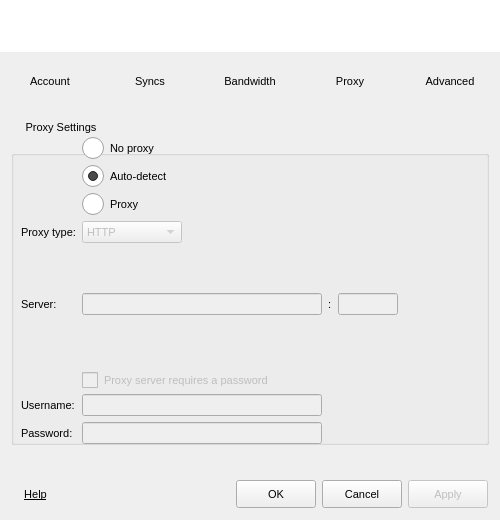
The window that Source/MEGASync/gui/linux/SettingsDialog.ui (meganz/MEGAsync) describes before a commit, drawn with Qt 5.
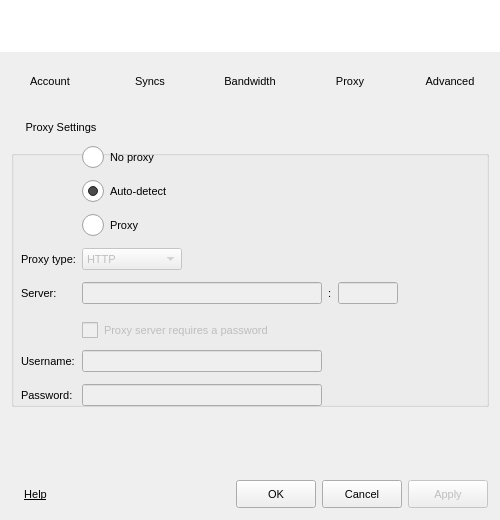
The same window after the commit. The open tabs and pages were chosen to show the change. Icons and pictures are not drawn.

Commit message:
Fix compilation on Linux
Minor GUI fixes

```diff
--- a/Source/MEGASync/gui/linux/SettingsDialog.ui
+++ b/Source/MEGASync/gui/linux/SettingsDialog.ui
@@ -16,7 +16,7 @@
   <property name="minimumSize">
    <size>
     <width>500</width>
-    <height>20</height>
+    <height>520</height>
    </size>
   </property>
   <property name="maximumSize">
@@ -1598,7 +1598,7 @@
          <property name="title">
           <string>Proxy Settings</string>
          </property>
-         <layout class="QGridLayout" name="gridLayout_2" rowstretch="1,0,0,0,0,0,0,0,0,0,0,0,0">
+         <layout class="QGridLayout" name="gridLayout_2" rowstretch="0,0,0,0,0,0,0,0,0,0,0,0,0">
           <property name="sizeConstraint">
            <enum>QLayout::SetDefaultConstraint</enum>
           </property>
@@ -1606,7 +1606,7 @@
            <number>9</number>
           </property>
           <property name="topMargin">
-           <number>0</number>
+           <number>9</number>
           </property>
           <property name="rightMargin">
            <number>9</number>
@@ -1614,9 +1614,12 @@
           <property name="bottomMargin">
            <number>0</number>
           </property>
-          <property name="spacing">
+          <property name="horizontalSpacing">
            <number>6</number>
           </property>
+          <property name="verticalSpacing">
+           <number>12</number>
+          </property>
           <item row="9" column="1">
            <widget class="QWidget" name="wProxyAddress" native="true">
             <property name="sizePolicy">
@@ -1678,6 +1681,9 @@
                <property name="text">
                 <string/>
                </property>
+               <property name="alignment">
+                <set>Qt::AlignCenter</set>
+               </property>
               </widget>
              </item>
              <item>
@@ -1851,6 +1857,19 @@
          </layout>
         </widget>
        </item>
+       <item>
+        <spacer name="verticalSpacer_4">
+         <property name="orientation">
+          <enum>Qt::Vertical</enum>
+         </property>
+         <property name="sizeHint" stdset="0">
+          <size>
+           <width>20</width>
+           <height>40</height>
+          </size>
+         </property>
+        </spacer>
+       </item>
       </layout>
      </widget>
     </widget>
```
Left out of the diff: 18 changed lines with no effect on the pictures. The commit also changes 2 other files.
